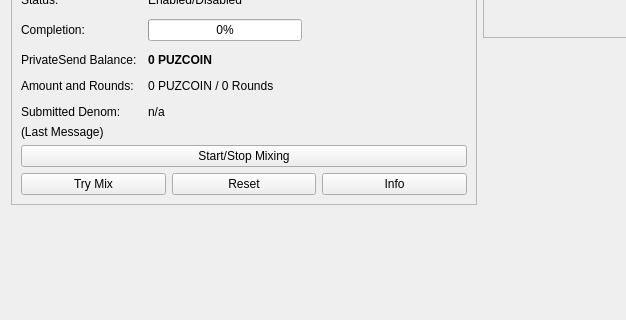
The window that src/qt/forms/overviewpage.ui (puzcoin/puzcoin) describes before a commit, drawn with Qt 5; both pictures show x 0 to 626 and y 265 to 585 of the 960 by 585 pixel window.
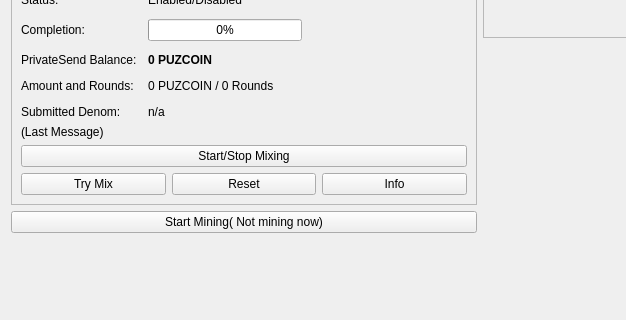
The same window after the commit.

What changed in the file:
```diff
--- a/src/qt/forms/overviewpage.ui
+++ b/src/qt/forms/overviewpage.ui
@@ -636,6 +636,13 @@
          </layout>
         </widget>
        </item>
+       <item>
+        <widget class="QPushButton" name="PushButtonMining">
+         <property name="text">
+          <string>Start Mining( Not mining now)</string>
+         </property>
+        </widget>
+       </item>
        <item>
         <spacer name="verticalSpacer">
          <property name="orientation">
```
